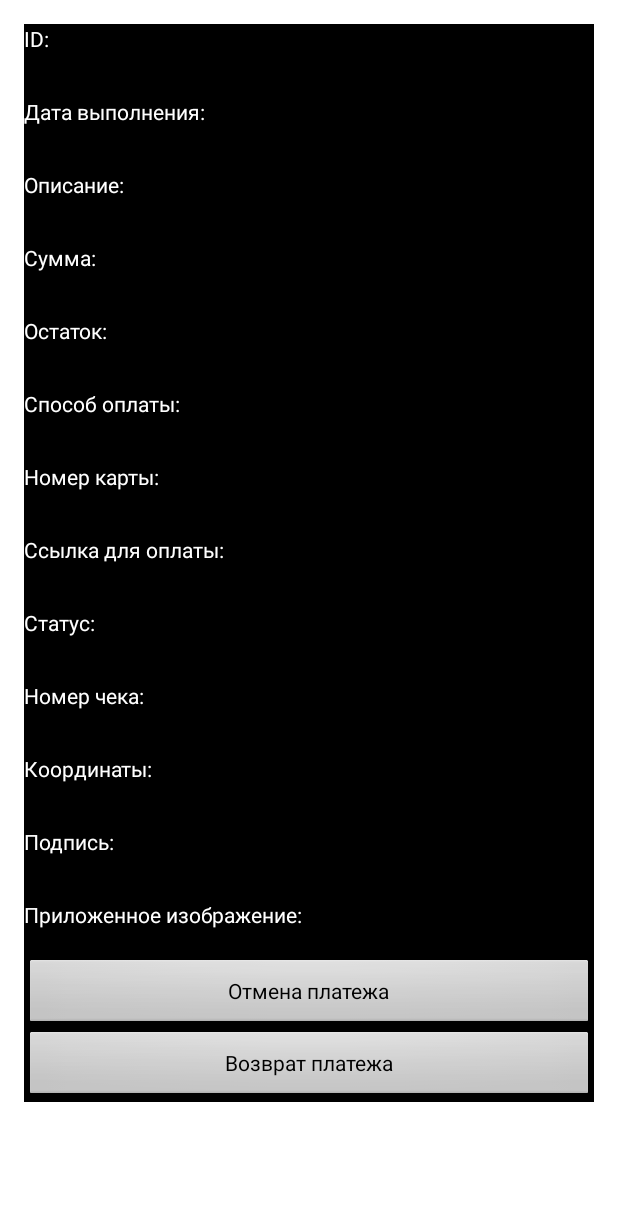
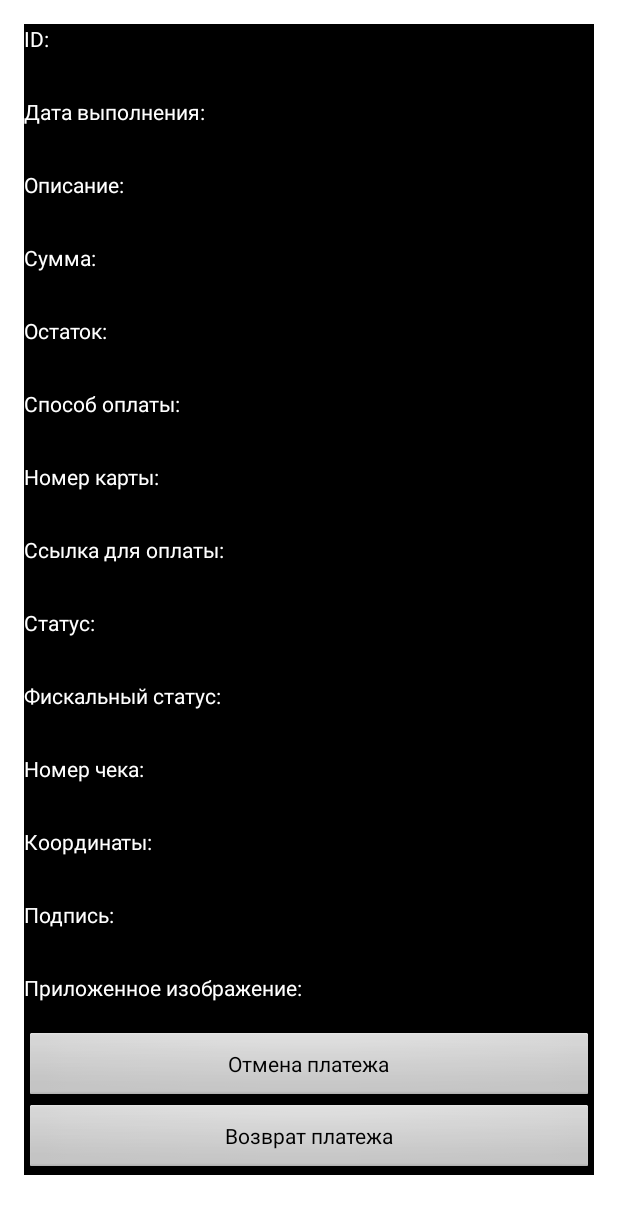
Before and after one commit to 2can-terminal/android.sdk, an Android app: the layout dialog_history_tr_details.xml on its own in the app's theme, with its tools: preview values and no code run, on a phone screen of 412 x 824 dp. Shown: the top 1214 px of the screen. Run offline under Robolectric (Android 15) with nearby library versions, the phone set to English and light mode, and no system bars.

Commit message:
1.5.9.10

```diff
--- a/ibox.pro.sdk.external.example/src/main/res/layout/dialog_history_tr_details.xml
+++ b/ibox.pro.sdk.external.example/src/main/res/layout/dialog_history_tr_details.xml
@@ -157,6 +157,21 @@
             android:layout_width="wrap_content"
             android:layout_marginTop="10dp"
             android:textColor="#ffffff"
+            android:text="@string/history_tr_details_dlg_lbl_fiscal_status"
+            />
+
+        <TextView
+            android:id="@+id/history_tr_details_dlg_lbl_fiscal_status"
+            android:layout_height="wrap_content"
+            android:layout_width="wrap_content"
+            android:textColor="#aaaaaa"
+            />
+
+        <TextView
+            android:layout_height="wrap_content"
+            android:layout_width="wrap_content"
+            android:layout_marginTop="10dp"
+            android:textColor="#ffffff"
             android:text="@string/history_tr_details_dlg_lbl_invoice"
             />
 
```
Also changed, not shown: ibox.pro.sdk.external.example/src/main/java/ibox/pro/sdk/external/example/fragments/FragmentHistory.java (+7 -1 lines), ibox.pro.sdk.external.example/src/main/res/values/strings.xml (+7 -0 lines), 3 other files.
